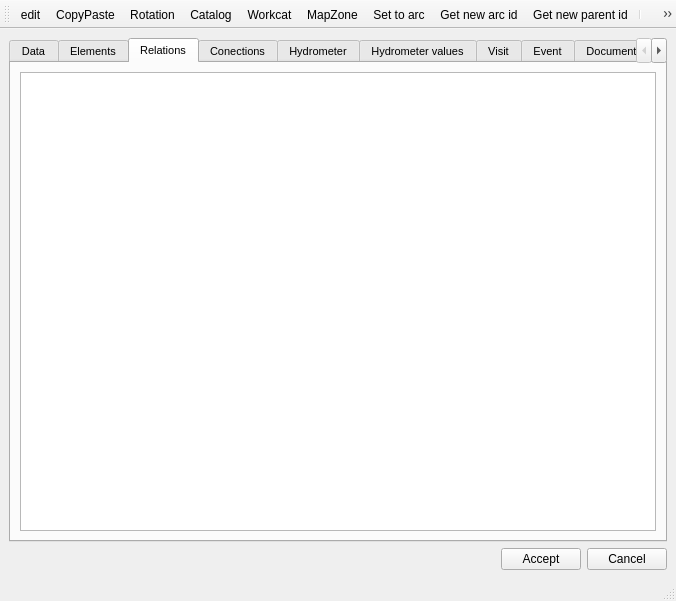
This is core/ui/toolbars/basic/info_feature.ui in Giswater/giswater_qgis_plugin as Qt 5 draws it before an edit. The edited form follows.
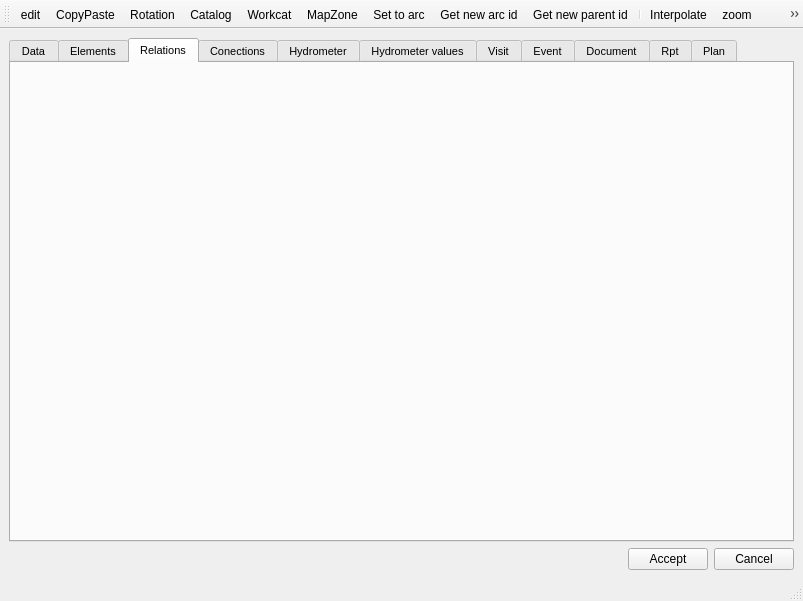
This is the edited form. The open tabs and pages were chosen to show the change. Icons and pictures are not drawn.

Commit message: tab relations work

Diff of the .ui file:
```diff
--- a/core/ui/toolbars/basic/info_feature.ui
+++ b/core/ui/toolbars/basic/info_feature.ui
@@ -6,7 +6,7 @@
    <rect>
     <x>0</x>
     <y>0</y>
-    <width>676</width>
+    <width>803</width>
     <height>601</height>
    </rect>
   </property>
@@ -251,15 +251,10 @@
        </attribute>
        <layout class="QGridLayout" name="gridLayout">
         <item row="0" column="0">
-         <layout class="QHBoxLayout" name="horizontalLayout_5">
-          <item>
-           <widget class="QTableView" name="tbl_relations">
-            <property name="sortingEnabled">
-             <bool>true</bool>
-            </property>
-           </widget>
-          </item>
-         </layout>
+         <layout class="QGridLayout" name="lyt_relations_1"/>
+        </item>
+        <item row="2" column="0">
+         <layout class="QGridLayout" name="lyt_relations_3"/>
         </item>
        </layout>
       </widget>
```
Left out of the diff: 7 changed lines with no effect on the pictures. The commit also changes 3 other files.
